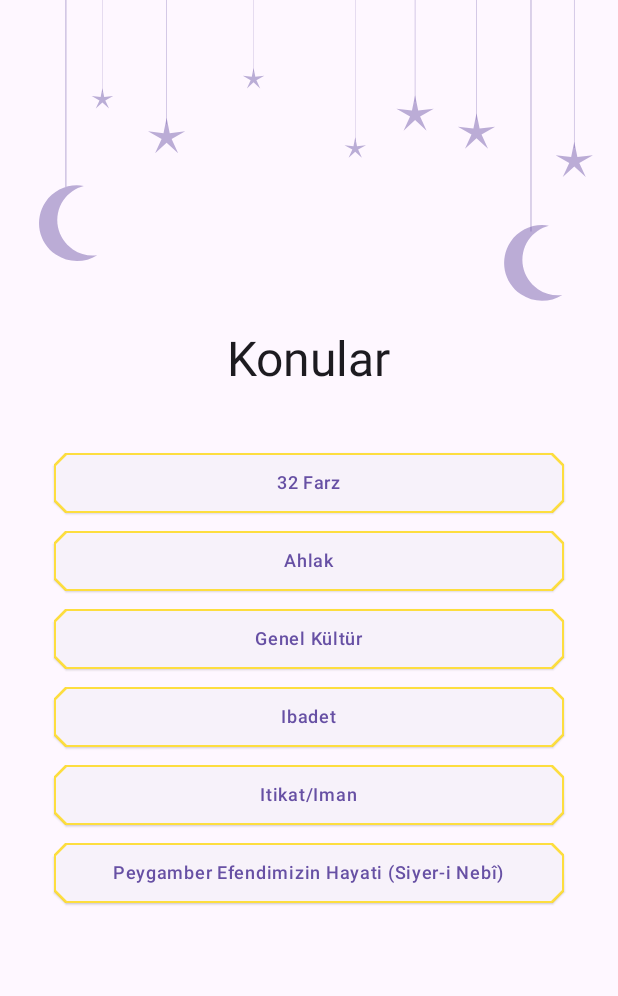
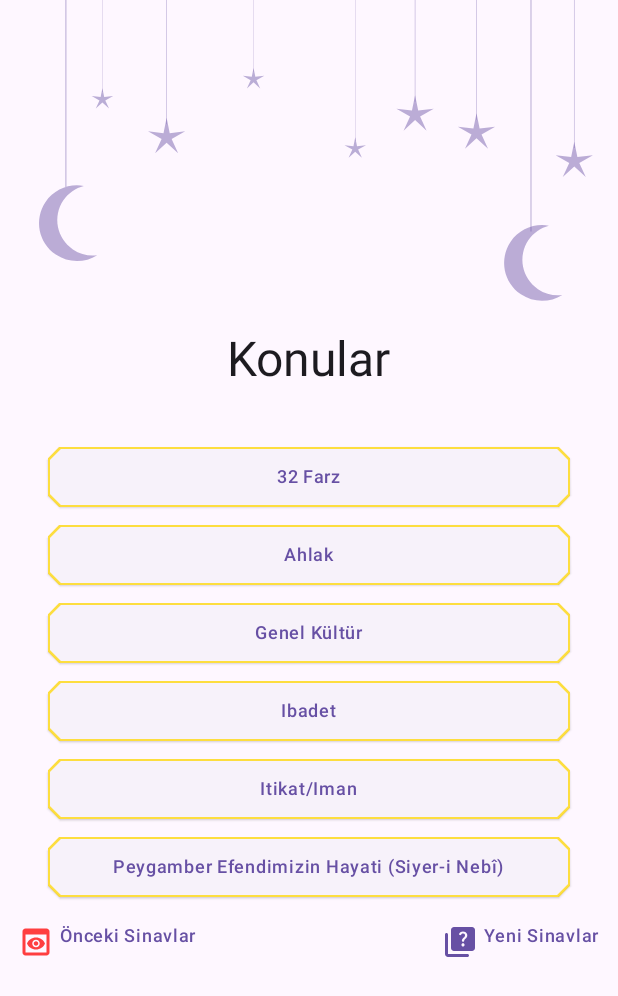
Before and after one commit to yanosDev/islam, an Android app built with Jetpack Compose: the composable MainTopicsScreen shown on its own in the app's theme, after a tap on "32 Farz", on a phone screen of 412 x 824 dp. Shown: the top 996 px of the screen. Run offline under Robolectric (Android 15) with nearby library versions, the light colour scheme and no system bars; our stand-ins replace Dagger/Hilt's generated code, Room's generated code, Timber; libraries missing offline, so code that uses them is left out: de.yanos.core; Roboto replaces fonts that are not available here; 14 statements that could not run were skipped.

Commit message:
Fix navigation

```diff
--- a/app/src/main/java/de/yanos/islam/ui/knowledge/challenge/open/OpenChallengesView.kt
+++ b/app/src/main/java/de/yanos/islam/ui/knowledge/challenge/open/OpenChallengesView.kt
@@ -60,7 +60,7 @@ fun OpenChallengesScreen(
         Spacer(modifier = Modifier.height(4.dp))
         ChallengeActionButtons(
             onDeleteAllChallengesClicked = vm::deleteAllOpenChallenges,
-            onNavigateToNewChallenge = { onNavigationChange(NavigationAction.NavigateBack) }
+            onNavigateToNewChallenge = { onNavigationChange(KnowledgeNavigationAction.NavigateToChallengeCreation) }
         )
     }
 }
--- a/app/src/main/java/de/yanos/islam/ui/knowledge/topics/main/MainTopicView.kt
+++ b/app/src/main/java/de/yanos/islam/ui/knowledge/topics/main/MainTopicView.kt
@@ -1,17 +1,29 @@
 package de.yanos.islam.ui.knowledge.topics.main
 
 import androidx.compose.foundation.BorderStroke
+import androidx.compose.foundation.layout.Arrangement
 import androidx.compose.foundation.layout.Column
 import androidx.compose.foundation.layout.PaddingValues
+import androidx.compose.foundation.layout.Row
+import androidx.compose.foundation.layout.Spacer
 import androidx.compose.foundation.layout.fillMaxWidth
 import androidx.compose.foundation.layout.height
 import androidx.compose.foundation.layout.padding
+import androidx.compose.foundation.layout.width
 import androidx.compose.foundation.layout.widthIn
+import androidx.compose.foundation.layout.wrapContentHeight
 import androidx.compose.foundation.lazy.LazyColumn
 import androidx.compose.foundation.lazy.items
 import androidx.compose.foundation.shape.AbsoluteCutCornerShape
+import androidx.compose.material.icons.Icons
+import androidx.compose.material.icons.rounded.DeleteForever
+import androidx.compose.material.icons.rounded.NewLabel
+import androidx.compose.material.icons.rounded.Preview
+import androidx.compose.material.icons.rounded.Quiz
 import androidx.compose.material3.ElevatedButton
+import androidx.compose.material3.Icon
 import androidx.compose.material3.Text
+import androidx.compose.material3.TextButton
 import androidx.compose.runtime.Composable
 import androidx.compose.runtime.collectAsState
 import androidx.compose.ui.Alignment
@@ -25,6 +37,7 @@ import de.yanos.islam.data.model.TopicType
 import de.yanos.islam.util.KnowledgeNavigationAction
 import de.yanos.islam.util.Lottie
 import de.yanos.islam.util.NavigationAction
+import de.yanos.islam.util.errorColor
 import de.yanos.islam.util.goldColor
 import de.yanos.islam.util.headlineLarge
 import de.yanos.islam.util.labelMedium
@@ -35,15 +48,45 @@ fun MainTopicsScreen(
     vm: MainTopicViewModel = hiltViewModel(),
     onNavigationChange: (NavigationAction) -> Unit
 ) {
-    Column(horizontalAlignment = Alignment.CenterHorizontally) {
+    LazyColumn(horizontalAlignment = Alignment.CenterHorizontally) {
+        item {
             Lottie(modifier = modifier.height(220.dp), resId = R.raw.lottie_stars_moving)
+        }
+        item {
             Text(modifier = Modifier.padding(bottom = 32.dp), text = stringResource(id = R.string.main_topic_title), style = headlineLarge())
+        }
+        item {
             TopicButtons(topics = vm.list.collectAsState(initial = listOf()).value) { topic ->
                 onNavigationChange(
                     if (topic.type == TopicType.GROUP)
                         KnowledgeNavigationAction.NavigateToSubTopic(topic.id)
                     else KnowledgeNavigationAction.NavigateToTopicQuestions(topic.id, null)
                 )
+            }
+        }
+        item {
+            Row(
+                modifier = modifier.fillMaxWidth(),
+                horizontalArrangement = Arrangement.SpaceBetween
+            ) {
+                TextButton(onClick = { onNavigationChange(KnowledgeNavigationAction.NavigateToOpenChallenges) }) {
+                    Row {
+                        Icon(imageVector = Icons.Rounded.Preview, contentDescription = "Previews Challenges", tint = errorColor())
+                        Spacer(modifier = Modifier.width(4.dp))
+                        Text(
+                            text = stringResource(id = R.string.main_to_open_challenges),
+                            style = labelMedium(),
+                        )
+                    }
+                }
+                TextButton(onClick = { onNavigationChange(KnowledgeNavigationAction.NavigateToChallengeCreation) }) {
+                    Row {
+                        Icon(imageVector = Icons.Rounded.Quiz, contentDescription = "To Challenges")
+                        Spacer(modifier = Modifier.width(4.dp))
+                        Text(text = stringResource(id = R.string.main_to_new_challenge), style = labelMedium())
+                    }
+                }
+            }
         }
     }
 }
@@ -54,16 +97,13 @@ fun TopicButtons(
     topics: List<Topic>,
     onTopicClick: (Topic) -> Unit
 ) {
-    LazyColumn(
+    Column(
         modifier = modifier
             .widthIn(320.dp, 600.dp)
-            .padding(horizontal = 32.dp),
-        contentPadding = PaddingValues(4.dp)
+            .padding(horizontal = 32.dp)
+            .wrapContentHeight(),
     ) {
-        items(
-            items = topics,
-            key = { it.id }
-        ) { topic ->
+        topics.forEach { topic ->
             TopicButton(
                 topic = topic,
                 onTopicClick = onTopicClick
--- a/app/src/main/java/de/yanos/islam/util/NavigationPath.kt
+++ b/app/src/main/java/de/yanos/islam/util/NavigationPath.kt
@@ -1,11 +1,14 @@
 package de.yanos.islam.util
 
+import androidx.compose.foundation.layout.fillMaxSize
 import androidx.compose.material.icons.Icons
 import androidx.compose.material.icons.rounded.Book
 import androidx.compose.material.icons.rounded.LockClock
 import androidx.compose.material.icons.rounded.Settings
 import androidx.compose.material.icons.rounded.Topic
+import androidx.compose.material3.Text
 import androidx.compose.runtime.Composable
+import androidx.compose.ui.Modifier
 import androidx.navigation.NamedNavArgument
 import androidx.navigation.NavType
 import androidx.navigation.navArgument
@@ -18,12 +21,13 @@ import de.yanos.islam.ui.knowledge.topics.list.QuestionListScreen
 import de.yanos.islam.ui.knowledge.topics.main.MainTopicsScreen
 import de.yanos.islam.ui.knowledge.topics.sub.SubTopicsScreen
 
-abstract interface NavigationPath {
+interface NavigationPath {
     val route: String
     val args: List<NamedNavArgument>
 
     @Composable
     fun View(onNavigationChange: (NavigationAction) -> Unit) {
+        Text(modifier = Modifier.fillMaxSize(), text = "Coming Soon", style = headlineLarge())
     }
 }
 
@@ -37,6 +41,7 @@ sealed interface NavigationAction {
 }
 
 sealed class KnowledgeNavigationAction(override val route: String) : NavigationAction {
+    object NavigateToChallengeCreation : KnowledgeNavigationAction(KnowledgeNavigation.Challenge.route)
     data class NavigateToChallenge(val id: Int) : KnowledgeNavigationAction(KnowledgeNavigation.ChallengeSession.route.replace("{id}", id.toString()))
     object NavigateToOpenChallenges : KnowledgeNavigationAction(KnowledgeNavigation.ChallengeOpen.route)
     data class NavigateToSubTopic(val id: Int) : KnowledgeNavigationAction(KnowledgeNavigation.SubList.route.replace("{id}", id.toString()))
@@ -50,7 +55,9 @@ sealed class MainNavigation(override val route: String, override val args: List<
     object Quran : MainNavigation("quran")
     object Praying : MainNavigation("praying")
     object Settings : MainNavigation("settings")
+
     companion object {
+
         val all = listOf(
             NavigationDestination.TopDestination(
                 route = Knowledge.route,
@@ -110,28 +117,29 @@ sealed class KnowledgeNavigation(override val route: String, override val args:
         }
     }
 
-    object ChallengeSession : KnowledgeNavigation("topic/challenge/{id}", args = listOf(navArgument("id") { type = NavType.IntType })) {
+    object ChallengeSession : KnowledgeNavigation("topics/challenge/{id}", args = listOf(navArgument("id") { type = NavType.IntType })) {
         @Composable
         override fun View(onNavigationChange: (NavigationAction) -> Unit) {
             ChallengeSessionScreen(onNavigationChange = onNavigationChange)
         }
     }
 
-    object ChallengeOpen : KnowledgeNavigation("topic/challenge/open/") {
+    object ChallengeOpen : KnowledgeNavigation("topics/challenge/open/") {
         @Composable
         override fun View(onNavigationChange: (NavigationAction) -> Unit) {
             OpenChallengesScreen(onNavigationChange = onNavigationChange)
         }
     }
 
-    object ChallengeHistory : KnowledgeNavigation("topic/challenge/history/") {
-        @Composable
-        override fun View(onNavigationChange: (NavigationAction) -> Unit) {
+    object ChallengeHistory : KnowledgeNavigation("topics/challenge/history/")
+}
 
-        }
-    }
-
-    companion object {
-        val all = listOf(MainList, SubList, QuestionList, Challenge, ChallengeSession, ChallengeOpen, ChallengeHistory)
-    }
-}
+val allKnowledge = listOf(
+    KnowledgeNavigation.MainList,
+    KnowledgeNavigation.SubList,
+    KnowledgeNavigation.QuestionList,
+    KnowledgeNavigation.Challenge,
+    KnowledgeNavigation.ChallengeSession,
+    KnowledgeNavigation.ChallengeOpen,
+    KnowledgeNavigation.ChallengeHistory
+)
--- a/app/src/main/res/values/strings.xml
+++ b/app/src/main/res/values/strings.xml
@@ -7,6 +7,8 @@
     <string name="tab_setting">Ayarlar</string>
 
     <string name="main_topic_title">Konular</string>
+    <string name="main_to_open_challenges">Önceki Sinavlar</string>
+    <string name="main_to_new_challenge">Yeni Sinavlar</string>
 
     <string name="challenge_creation_title">Sinav Zorlugunu ve Konularinizi secin</string>
     <string name="challenge_creation_difficulty_low">Kolay</string>
```
Also changed, not shown: app/src/main/java/de/yanos/islam/MainActivity.kt (+5 -4 lines). Lines whose indentation alone changed are shown as unchanged.
